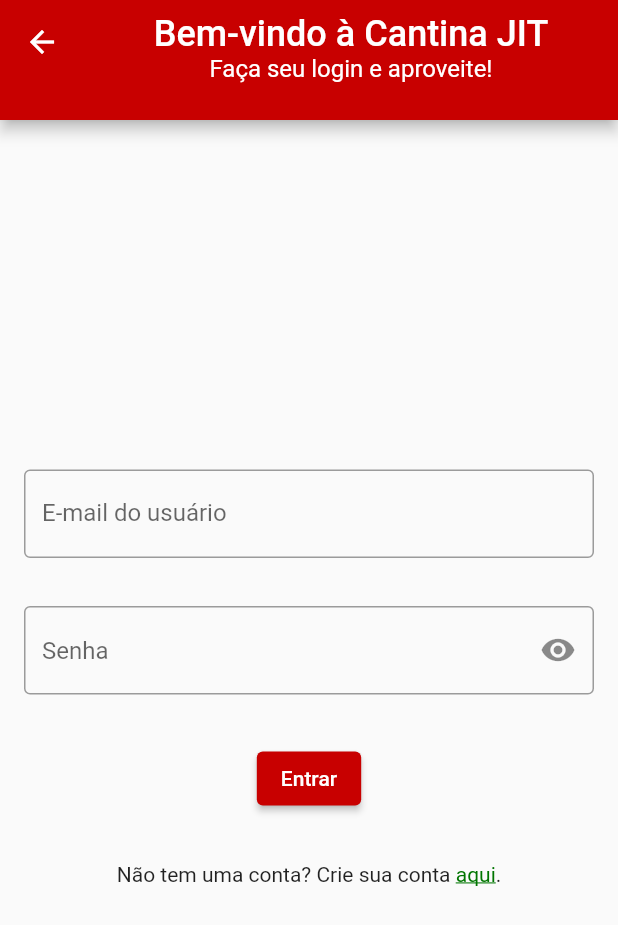
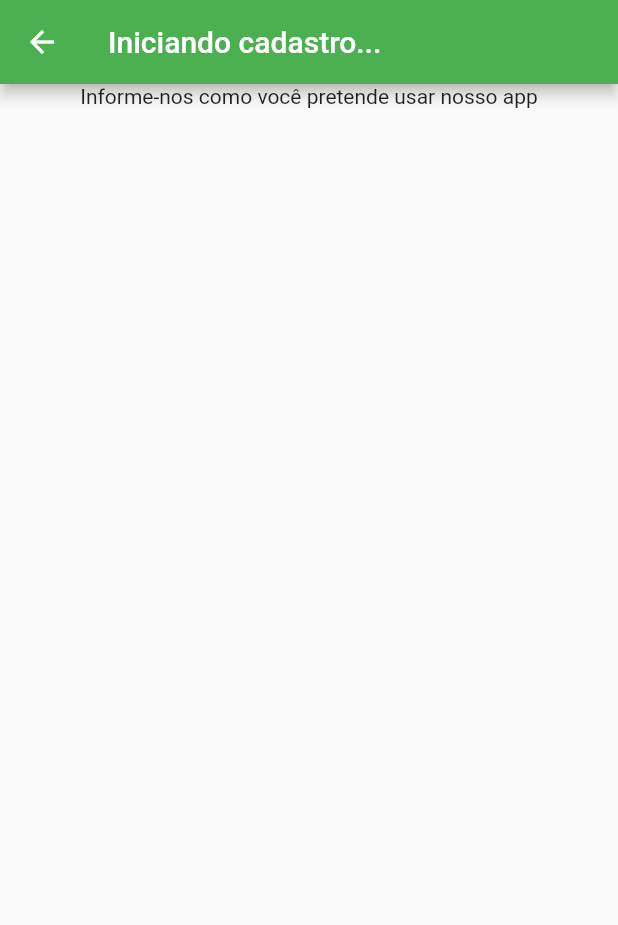
Before and after one commit to guilhermefmmachado/cantina_jit, a Flutter app: the LoginView screen opened directly, after a tap on "aqui", on a phone screen of 412 x 824 dp. Shown: the top 925 px of the screen. Run offline on Flutter 3.47's test engine with Material 2 defaults, Android fonts, the phone set to English and light mode, and no system bars.

Commit message:
Finalizando dev do frontend da autenticação.

```diff
--- /dev/null
+++ b/lib/views/cadastro/is_atores.dart
@@ -0,0 +1,22 @@
+import 'package:flutter/material.dart';
+
+class IsClienteFuncionarioGerenteView extends StatelessWidget {
+  const IsClienteFuncionarioGerenteView({Key? key}) : super(key: key);
+
+  @override
+  Widget build(BuildContext context) {
+    return Scaffold(
+      appBar: AppBar(
+        title: const Text("Iniciando cadastro..."),
+      ),
+      body: Column(
+        children: [
+          Center(
+            child: Text("Informe-nos como você pretende usar nosso app"),
+          ),
+
+        ],
+      ),
+    );
+  }
+}
--- a/lib/views/login.dart
+++ b/lib/views/login.dart
@@ -1,4 +1,5 @@
 import 'package:cantina_jit/auxiliar-classes/app_color_palette.dart';
+import 'package:cantina_jit/views/cadastro/is_atores.dart';
 import 'package:flutter/material.dart';
 import 'package:flutter/rendering.dart';
 
@@ -25,11 +26,10 @@ class _LoginViewState extends State<LoginView> {
             child: Column(
               mainAxisAlignment: MainAxisAlignment.spaceBetween,
               children: const [
-                SizedBox(height: 8,),
-                Text(
-                  "Bem-vindo à Cantina JIT",
-                  style: TextStyle(fontSize: 24)
+                SizedBox(
+                  height: 8,
                 ),
+                Text("Bem-vindo à Cantina JIT", style: TextStyle(fontSize: 24)),
                 Text(
                   "Faça seu login e aproveite!",
                   style: TextStyle(fontWeight: FontWeight.normal, fontSize: 16),
@@ -124,7 +124,11 @@ class _LoginViewState extends State<LoginView> {
                   const Text("Não tem uma conta? Crie sua conta "),
                   GestureDetector(
                     onTap: () {
-                      print("Foi...");
+                      Navigator.push(
+                        context,
+                        MaterialPageRoute(
+                            builder: (context) => const IsClienteFuncionarioGerenteView()),
+                      );
                     },
                     child: const Text(
                       "aqui",
```
Also changed, not shown: lib/views/cadastro/cadastro_escola.dart (renamed from lib/views/cadastro_escola.dart), lib/views/cadastro/cadastro_estudante_funcionario.dart (added).
